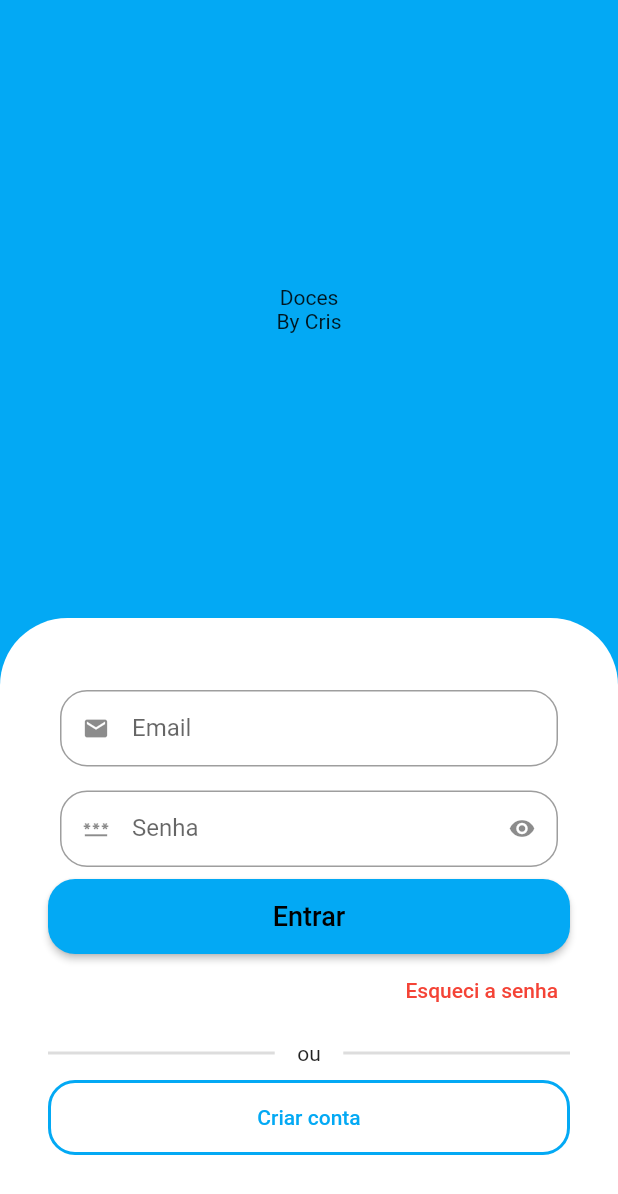
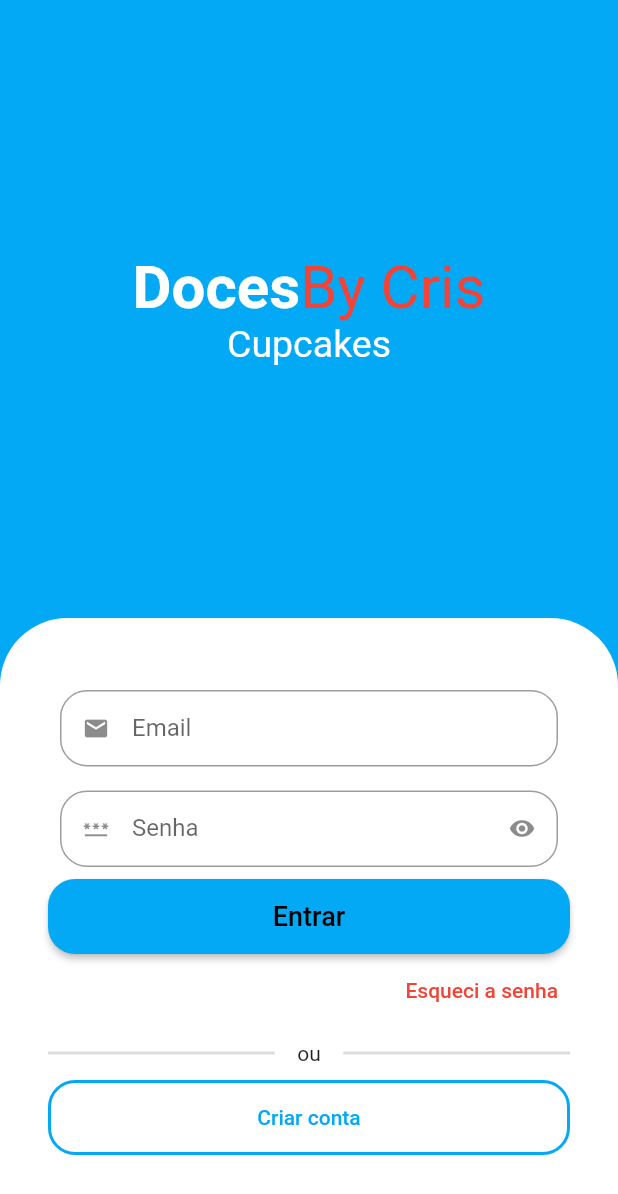
Before and after one commit to 7Gabriel/flutterapp, a Flutter app: the screen it shows after launch, on a phone screen of 412 x 824 dp. Shown: the top 1194 px of the screen. Run offline on Flutter 3.47's test engine with Material 2 defaults, Android fonts, the phone set to English and light mode, and no system bars; drawn by our look-alikes of animated_text_kit; Roboto replaces fonts that are missing (Helvetica).

Commit message:
add animation

```diff
--- a/lib/src/auth/sign_in_screen.dart
+++ b/lib/src/auth/sign_in_screen.dart
@@ -1,3 +1,4 @@
+import 'package:animated_text_kit/animated_text_kit.dart';
 import 'package:flutter/material.dart';
 import 'package:greengrocer/src/auth/components/custom_text_field.dart';
 
@@ -10,13 +11,49 @@ class SignInScreen extends StatelessWidget {
       backgroundColor: Colors.lightBlue,
       body: Column(
         children: [
-          const Expanded(
+          Expanded(
 
             child: Column(
               mainAxisAlignment: MainAxisAlignment.center,
               children: [
-                Text('Doces'),
-                Text("By Cris")
+
+
+                const Text.rich(
+                  TextSpan(
+                    style: TextStyle(
+                      fontSize: 40,
+                    ),
+                    children: [
+                      TextSpan(
+                        text: "Doces",
+                        style: TextStyle(
+                          color: Colors.white,
+                          fontWeight: FontWeight.bold,
+                        ),
+                      ),
+                      TextSpan(
+                        text: "By Cris",
+                        style: TextStyle(
+                          color: Colors.red,
+                        ),
+                      ),
+                    ]
+                  )
+                ),
+                 DefaultTextStyle(
+                  style: const TextStyle(
+                    fontSize: 25,
+                  ),
+                   child: AnimatedTextKit(
+                    repeatForever: true,
+                    animatedTexts: [
+                      TypewriterAnimatedText("Cupcakes"),
+                      WavyAnimatedText("Brownies"),
+                      TyperAnimatedText("Brigadeiros")
+
+                    ],
+                                 ),
+                 ),
               ],
             ),
           ),
--- a/pubspec.yaml
+++ b/pubspec.yaml
@@ -35,6 +35,7 @@ dependencies:
   # The following adds the Cupertino Icons font to your application.
   # Use with the CupertinoIcons class for iOS style icons.
   cupertino_icons: ^1.0.2
+  animated_text_kit: ^4.2.2
   http: ^1.1.0
 
 dev_dependencies:
```
Also changed, not shown: pubspec.lock.
